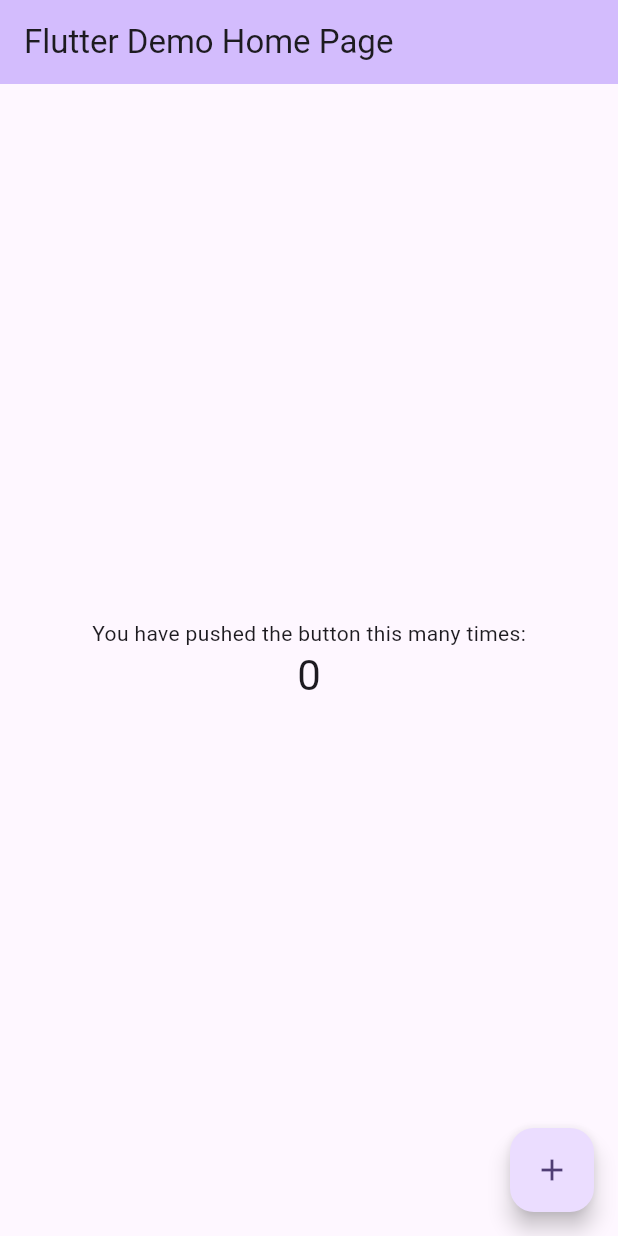
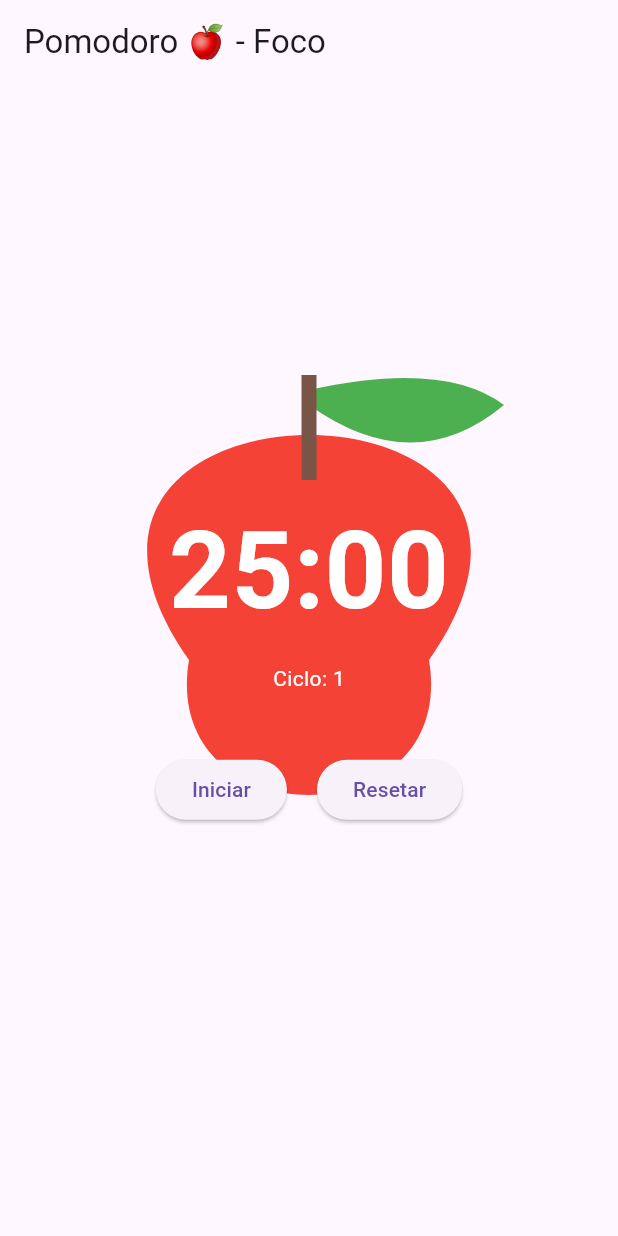
Before and after one commit to rubekx/pomodoro-app, a Flutter app: the screen it shows after launch, on a phone screen of 412 x 824 dp. Run offline on Flutter 3.47's test engine with Material 3 defaults, Android fonts, the phone set to English and light mode, and no system bars.

Commit message:
add pomodoro logic

```diff
--- a/lib/main.dart
+++ b/lib/main.dart
@@ -1,122 +1,103 @@
+import 'dart:async';
 import 'package:flutter/material.dart';
+import 'package:pomodoro/pomodoro_painter.dart';
 
-void main() {
-  runApp(const MyApp());
-}
+void main() => runApp(PomodoroApp());
 
-class MyApp extends StatelessWidget {
-  const MyApp({super.key});
+class PomodoroApp extends StatelessWidget {
+  const PomodoroApp({super.key});
 
-  // This widget is the root of your application.
   @override
   Widget build(BuildContext context) {
     return MaterialApp(
       title: 'Pomodoro',
-      theme: ThemeData(
-        // This is the theme of your application.
-        //
-        // TRY THIS: Try running your application with "flutter run". You'll see
-        // the application has a purple toolbar. Then, without quitting the app,
-        // try changing the seedColor in the colorScheme below to Colors.green
-        // and then invoke "hot reload" (save your changes or press the "hot
-        // reload" button in a Flutter-supported IDE, or press "r" if you used
-        // the command line to start the app).
-        //
-        // Notice that the counter didn't reset back to zero; the application
-        // state is not lost during the reload. To reset the state, use hot
-        // restart instead.
-        //
-        // This works for code too, not just values: Most code changes can be
-        // tested with just a hot reload.
-        colorScheme: ColorScheme.fromSeed(seedColor: Colors.deepPurple),
-      ),
-      home: const MyHomePage(title: 'Flutter Demo Home Page'),
+      theme: ThemeData(primarySwatch: Colors.red),
+      home: PomodoroAppleTimer(),
     );
   }
 }
 
-class MyHomePage extends StatefulWidget {
-  const MyHomePage({super.key, required this.title});
-
-  // This widget is the home page of your application. It is stateful, meaning
-  // that it has a State object (defined below) that contains fields that affect
-  // how it looks.
-
-  // This class is the configuration for the state. It holds the values (in this
-  // case the title) provided by the parent (in this case the App widget) and
-  // used by the build method of the State. Fields in a Widget subclass are
-  // always marked "final".
-
-  final String title;
+class PomodoroAppleTimer extends StatefulWidget {
+  const PomodoroAppleTimer({super.key});
 
   @override
-  State<MyHomePage> createState() => _MyHomePageState();
+  State<PomodoroAppleTimer> createState() => _PomodoroAppleTimerState();
 }
 
-class _MyHomePageState extends State<MyHomePage> {
-  int _counter = 0;
+class _PomodoroAppleTimerState extends State<PomodoroAppleTimer> {
+  static const workDuration = Duration(minutes: 25);
+  Duration remaining = workDuration;
+  Timer? timer;
+  bool isRunning = false;
+  int cycle = 1;
 
-  void _incrementCounter() {
+  void startPause() {
+    if (isRunning) {
+      timer?.cancel();
+    } else {
+      timer = Timer.periodic(Duration(seconds: 1), (_) {
+        if (remaining.inSeconds > 0) {
+          setState(() => remaining -= Duration(seconds: 1));
+        } else {
+          timer?.cancel();
+          setState(() {
+            cycle++;
+            remaining = workDuration;
+            isRunning = false;
+          });
+        }
+      });
+    }
+    setState(() => isRunning = !isRunning);
+  }
+
+  void reset() {
+    timer?.cancel();
     setState(() {
-      // This call to setState tells the Flutter framework that something has
-      // changed in this State, which causes it to rerun the build method below
-      // so that the display can reflect the updated values. If we changed
-      // _counter without calling setState(), then the build method would not be
-      // called again, and so nothing would appear to happen.
-      _counter++;
+      isRunning = false;
+      remaining = workDuration;
+      cycle = 1;
     });
   }
 
+  String formatTime(Duration d) =>
+      d.toString().split('.').first.padLeft(8, "0").substring(3);
+
   @override
   Widget build(BuildContext context) {
-    // This method is rerun every time setState is called, for instance as done
-    // by the _incrementCounter method above.
-    //
-    // The Flutter framework has been optimized to make rerunning build methods
-    // fast, so that you can just rebuild anything that needs updating rather
-    // than having to individually change instances of widgets.
     return Scaffold(
-      appBar: AppBar(
-        // TRY THIS: Try changing the color here to a specific color (to
-        // Colors.amber, perhaps?) and trigger a hot reload to see the AppBar
-        // change color while the other colors stay the same.
-        backgroundColor: Theme.of(context).colorScheme.inversePrimary,
-        // Here we take the value from the MyHomePage object that was created by
-        // the App.build method, and use it to set our appbar title.
-        title: Text(widget.title),
-      ),
-      body: Center(
-        // Center is a layout widget. It takes a single child and positions it
-        // in the middle of the parent.
-        child: Column(
-          // Column is also a layout widget. It takes a list of children and
-          // arranges them vertically. By default, it sizes itself to fit its
-          // children horizontally, and tries to be as tall as its parent.
-          //
-          // Column has various properties to control how it sizes itself and
-          // how it positions its children. Here we use mainAxisAlignment to
-          // center the children vertically; the main axis here is the vertical
-          // axis because Columns are vertical (the cross axis would be
-          // horizontal).
-          //
-          // TRY THIS: Invoke "debug painting" (choose the "Toggle Debug Paint"
-          // action in the IDE, or press "p" in the console), to see the
-          // wireframe for each widget.
-          mainAxisAlignment: MainAxisAlignment.center,
-          children: <Widget>[
-            const Text('You have pushed the button this many times:'),
-            Text(
-              '$_counter',
-              style: Theme.of(context).textTheme.headlineMedium,
-            ),
-          ],
+      appBar: AppBar(title: Text('Pomodoro 🍎 - Foco')),
+      body: CustomPaint(
+        painter: PomodoroPainter(),
+        child: Center(
+          child: Column(
+            mainAxisAlignment: MainAxisAlignment.center,
+            children: [
+              Text(
+                formatTime(remaining),
+                style: TextStyle(fontSize: 72, color: Colors.white, fontWeight: FontWeight.bold),
+              ),
+              SizedBox(height: 10),
+              Text('Ciclo: $cycle', style: TextStyle(color: Colors.white)),
+              SizedBox(height: 40),
+              Row(
+                mainAxisAlignment: MainAxisAlignment.center,
+                children: [
+                  ElevatedButton(
+                    onPressed: startPause,
+                    child: Text(isRunning ? 'Pausar' : 'Iniciar'),
+                  ),
+                  SizedBox(width: 20),
+                  ElevatedButton(
+                    onPressed: reset,
+                    child: Text('Resetar'),
+                  ),
+                ],
+              ),
+            ],
+          ),
         ),
       ),
-      floatingActionButton: FloatingActionButton(
-        onPressed: _incrementCounter,
-        tooltip: 'Increment',
-        child: const Icon(Icons.add),
-      ), // This trailing comma makes auto-formatting nicer for build methods.
     );
   }
 }
```
